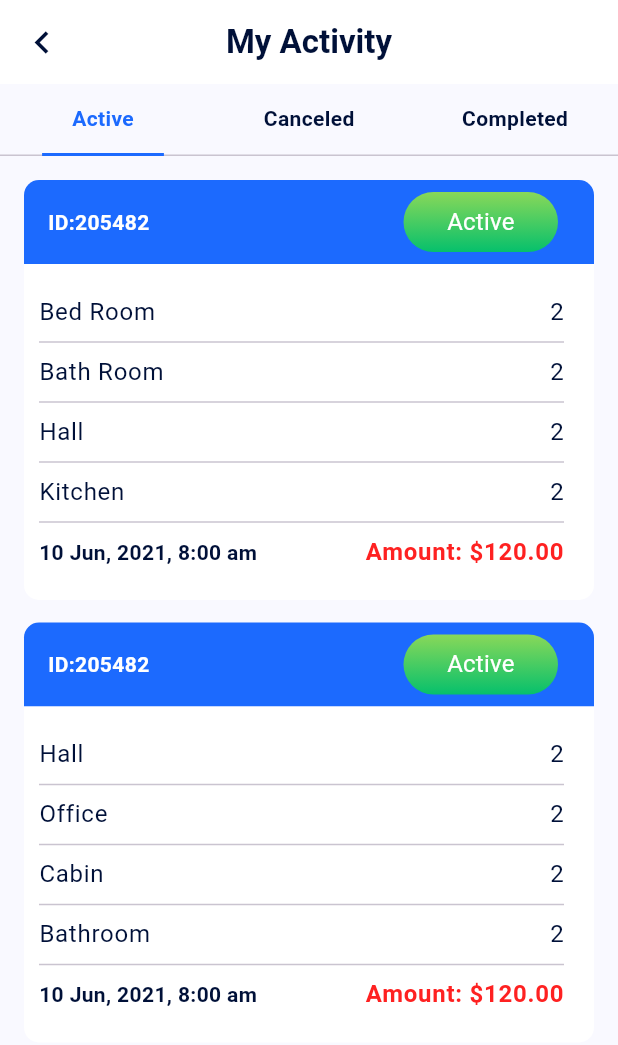
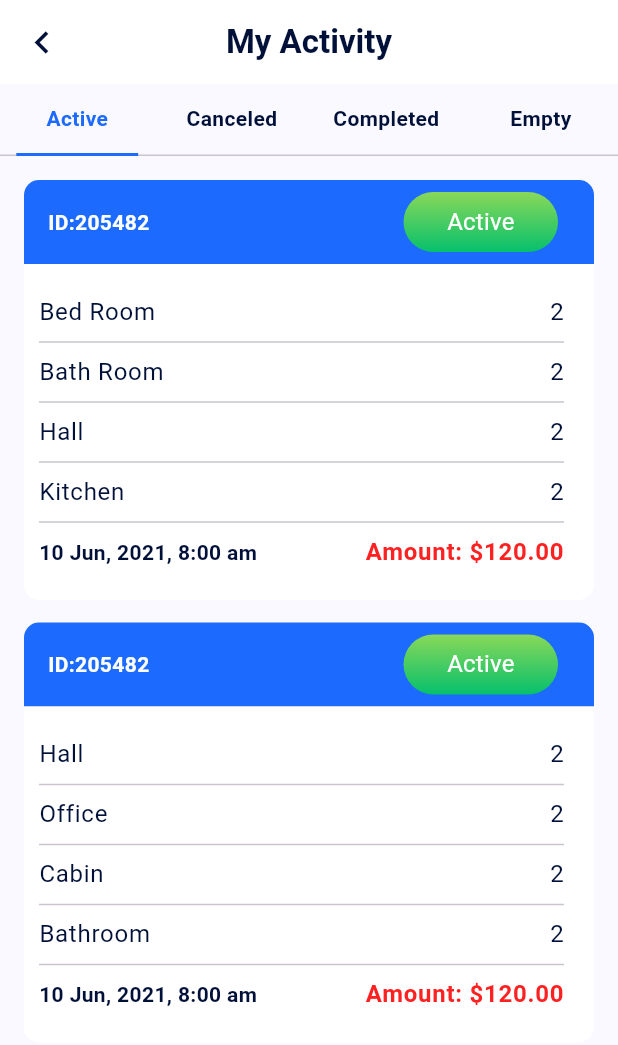
Before and after one commit to rishiakbari/NPC, a Flutter app: the MyActivityScreen screen opened by its route, on a phone screen of 412 x 824 dp. Shown: the top 1045 px of the screen. Run offline on Flutter 3.47's test engine with Material 3 defaults, Android fonts, the phone set to English and light mode, and no system bars; our stand-ins replace convex_bottom_bar, country_code_picker, date_picker_timeline, flutter_svg, fluttertoast, get and 6 more; missing offline and left inert: flutter_polyline_points; accounts and stored records are empty.

Commit message:
new screen add

```diff
--- a/lib/screens/my_activity_screen.dart
+++ b/lib/screens/my_activity_screen.dart
@@ -1,4 +1,5 @@
 import 'package:flutter/material.dart';
+import 'package:flutter_svg/svg.dart';
 import 'package:npc/widgets/custom_app_bar.dart';
 import 'package:npc/widgets/custom_rounded_button.dart';
 import 'package:npc/widgets/custom_single_child_scroll_view.dart';
@@ -21,7 +22,7 @@ class _MyActivityScreenState extends State<MyActivityScreen> {
         title: "My Activity",
       ),
       body: DefaultTabController(
-        length: 3,
+        length: 4,
         child: Column(
           children: [
             TabBar(
@@ -44,12 +45,17 @@ class _MyActivityScreenState extends State<MyActivityScreen> {
                   ),
                 ),
                 Tab(
-                  child: Text(
-                    "Canceled",
+                  child: FittedBox(
+                    child: Text(
+                      "Canceled",
+                    ),
                   ),
                 ),
                 Tab(
-                  child: Text("Completed"),
+                  child: FittedBox(child: Text("Completed")),
+                ),
+                Tab(
+                  child: Text("Empty"),
                 ),
               ],
             ),
@@ -59,6 +65,7 @@ class _MyActivityScreenState extends State<MyActivityScreen> {
                   activeView(context),
                   cancelledView(context),
                   completedView(context),
+                  emptyView(context),
                 ],
               ),
             )
@@ -999,4 +1006,40 @@ class _MyActivityScreenState extends State<MyActivityScreen> {
       ),
     );
   }
+
+  Widget emptyView(BuildContext context) {
+    return CustomSingleChildScrollView(
+        child: Center(
+      child: Column(
+        children: [
+          Padding(
+            padding: const EdgeInsets.symmetric(vertical: 30.0),
+            child: SvgPicture.asset("assets/icons/empty.svg"),
+          ),
+          Text(
+            "No Activity",
+            style: Theme.of(context).textTheme.bodyLarge!.copyWith(
+                color: Colorz.textSelection, fontWeight: FontWeight.w600),
+          ),
+          const SizedBox(
+            height: 10.0,
+          ),
+          Text(
+            "Create some order for you ?",
+            style: Theme.of(context).textTheme.bodyMedium!.copyWith(
+                color: Colorz.textSecondary, fontWeight: FontWeight.w600),
+          ),
+          const SizedBox(
+            height: 20.0,
+          ),
+          RoundedButtonWidget(
+            text: "Send a Cloth",
+            minWidth: MediaQuery.of(context).size.width * 0.70,
+            textColor: Colorz.simpleText,
+            onPressed: () {},
+          )
+        ],
+      ),
+    ));
+  }
 }
```
Also changed, not shown: assets/icons/empty.svg (added).
